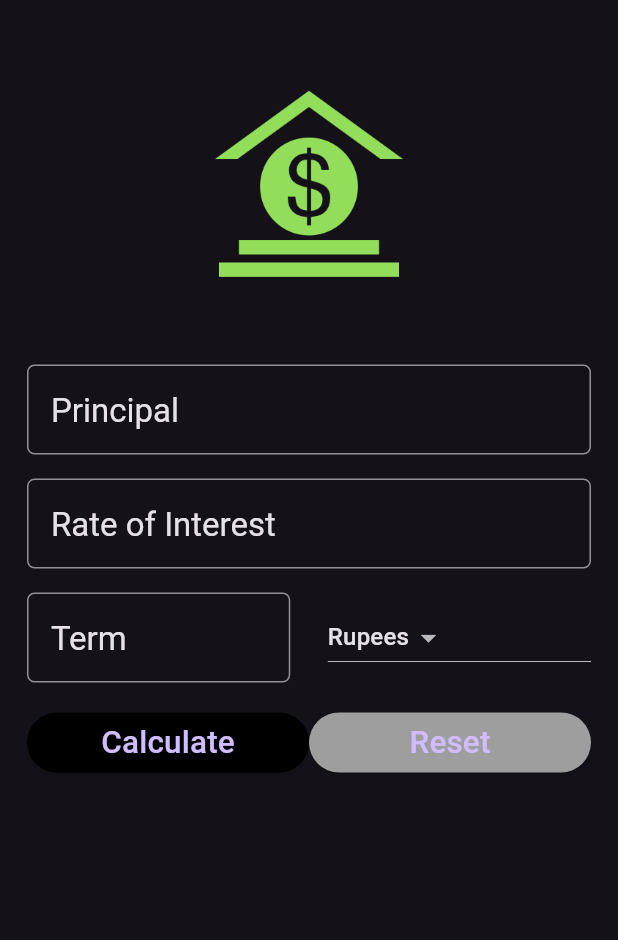
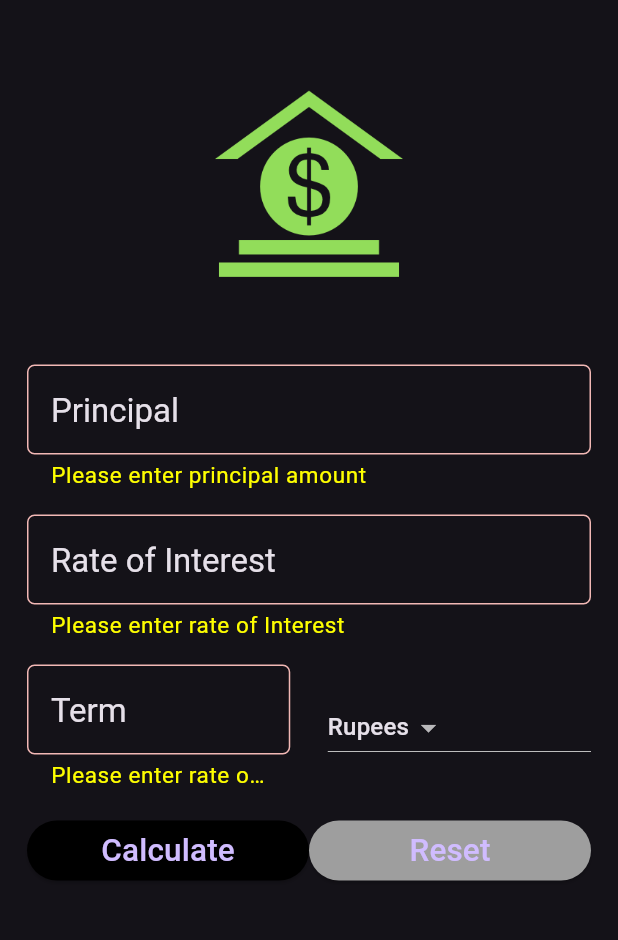
Before and after one commit to Shreyashi36/simple-interest-calculator, a Flutter app: the screen it shows after launch, after a tap on "Calculate", on a phone screen of 412 x 824 dp, the part 84-1024 px from its top. Run offline on Flutter 3.47's test engine with Material 3 defaults, Android fonts, the phone set to English and light mode, and no system bars.

```diff
--- a/lib/main.dart
+++ b/lib/main.dart
@@ -30,6 +30,7 @@ class _SIFormState extends State<SIForm>{
   var _currencies = ['Rupees', 'Dollars', 'Pounds'];
   final _minimumPadding = 5.0;
   var _currentItemSelected = '';
+  var _formKey = GlobalKey<FormState>();
 
   @override
   void initState(){
@@ -56,8 +57,11 @@ class _SIFormState extends State<SIForm>{
         title: Text("Simple Interest Calculator"),
         backgroundColor: Colors.blueAccent,
       ),
-      body: Container(
-        margin: EdgeInsets.all(_minimumPadding * 2),
+///Form
+      body: Form(
+        key: _formKey,
+        child: Padding(
+          padding: EdgeInsets.all(_minimumPadding * 2),
         child: Column(
           children: [
             getImageAsset(),
@@ -65,14 +69,24 @@ class _SIFormState extends State<SIForm>{
 
           Padding(
             padding: const EdgeInsets.all(8.0),
-            child: TextField(
+            child: TextFormField(
               keyboardType: TextInputType.number,
               style: textStyle,
               controller: principalController,
+              validator: (String? value){
+                if(value!.isEmpty){
+                  return 'Please enter principal amount';
+                }
+              },
               decoration: InputDecoration(
                 labelText: 'Principal',
                 hintText: 'Enter Principal e.g. 50000',
                 labelStyle: textStyle,
+                //style of error, mane colour, bujhe ne
+                errorStyle: TextStyle(
+                  color: Colors.yellowAccent,
+                  fontSize: 15.0
+                ),
                 border: OutlineInputBorder(
                   borderRadius: BorderRadius.circular(5.0),
                 )
@@ -82,14 +96,23 @@ class _SIFormState extends State<SIForm>{
 
            Padding(
              padding: const EdgeInsets.all(8.0),
-             child: TextField(
+             child: TextFormField(
               keyboardType: TextInputType.number,
               controller: roiController,
+              validator: (String? value){
+                if(value!.isEmpty){
+                  return 'Please enter rate of Interest';
+                }
+              },
               style: textStyle,
               decoration: InputDecoration(
                 labelText: 'Rate of Interest',
                 hintText: 'Enter Rate of Interest e.g. 10',
                 labelStyle: textStyle,
+                errorStyle: TextStyle(
+                  color: Colors.yellowAccent,
+                  fontSize: 15.0
+                ),
                 border: OutlineInputBorder(
                   borderRadius: BorderRadius.circular(5.0),
                 )
@@ -101,14 +124,24 @@ class _SIFormState extends State<SIForm>{
              padding: const EdgeInsets.all(8.0),
              child: Row(children:
              [
-              Expanded(child: TextField(
+              Expanded(
+                child: TextFormField(
                 keyboardType: TextInputType.number,
                 controller: termController,
+                validator: (String? value){
+                if(value!.isEmpty){
+                  return 'Please enter rate of Interest';
+                  }
+                },
                 style: textStyle,
                 decoration: InputDecoration(
                   labelText: 'Term',
                   hintText: 'Enter Term e.g. 5',
                   labelStyle: textStyle,
+                  errorStyle: TextStyle(
+                  color: Colors.yellowAccent,
+                  fontSize: 15.0
+                  ),
                   border: OutlineInputBorder(
                     borderRadius: BorderRadius.circular(5.0),
                   )
@@ -152,7 +185,9 @@ class _SIFormState extends State<SIForm>{
                   child: Text('Calculate', textScaleFactor: 1.5,),
                   onPressed: (){
                     setState(() {
-                      this.displayResult = _calculateTotalReturns();
+                      if (_formKey.currentState!.validate()){
+                        this.displayResult = _calculateTotalReturns();
+                      }
                     });
                   }
                   )),
@@ -177,6 +212,7 @@ class _SIFormState extends State<SIForm>{
            )
           ],
         ),
+      )
       ),
     );
   }
```
